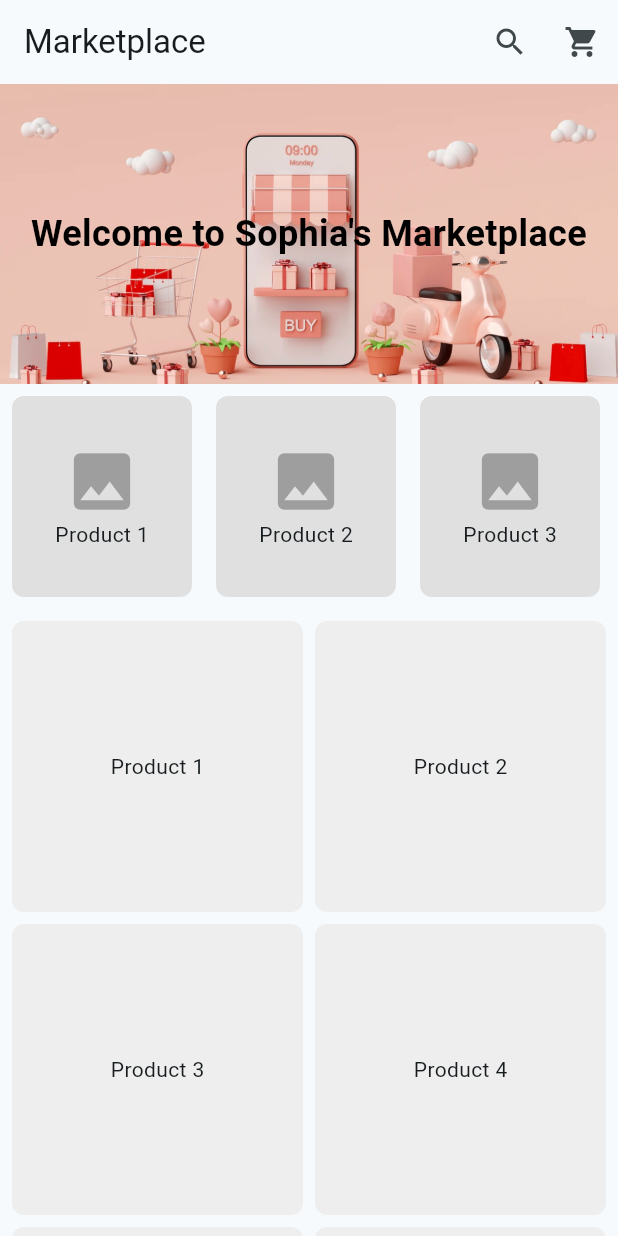
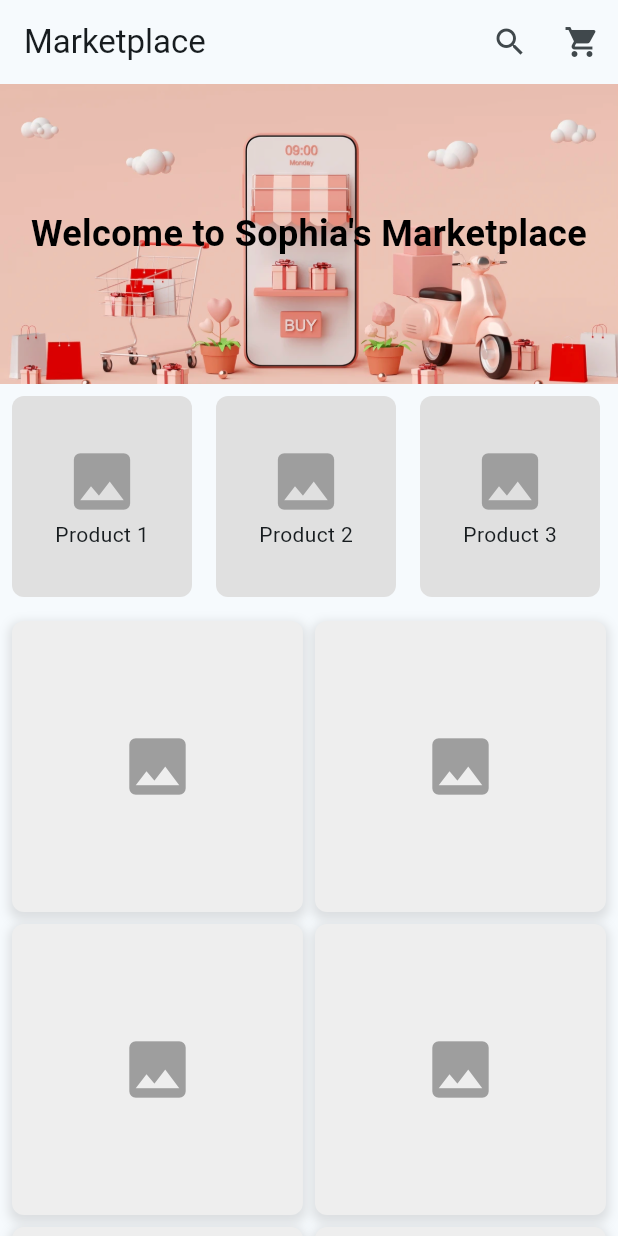
Before and after one commit to sphcastillo/flutter_marketplace, a Flutter app: the screen it shows after launch, on a phone screen of 412 x 824 dp. Run offline on Flutter 3.47's test engine with Material 3 defaults, Android fonts, the phone set to English and light mode, and no system bars.

Commit message:
Created product details page & connected it to homepage

```diff
--- a/lib/screens/home_page.dart
+++ b/lib/screens/home_page.dart
@@ -1,4 +1,5 @@
 import 'package:flutter/material.dart';
+import 'package:flutterapp_nov/screens/product_detail_page.dart';
 
 class HomePage extends StatelessWidget {
   const HomePage({Key? key}) : super(key: key);
@@ -85,13 +86,33 @@ Widget_buildGallerySection() {
       ),
       itemCount: 6, // Replace with your product count
       itemBuilder: (context, index) {
-        return Container(
-          decoration: BoxDecoration(
-            color: Colors.grey[200],
-            borderRadius: BorderRadius.circular(8.0),
-          ),
-          child: Center(
-            child: Text('Product ${index + 1}'),
+        return GestureDetector(
+          onTap: () {
+            Navigator.push(
+                context,
+                MaterialPageRoute(
+                  builder: (context) => ProductDetailPage(productIndex: index),
+                ));
+          },
+          child: AnimatedContainer(
+            duration: const Duration(microseconds: 200),
+            decoration: BoxDecoration(
+              color: Colors.grey[200],
+              borderRadius: BorderRadius.circular(8.0),
+              boxShadow: [
+                BoxShadow(
+                    color: Colors.grey.withOpacity(0.3),
+                    spreadRadius: 2,
+                    blurRadius: 5,
+                    offset: Offset(0, 3))
+              ],
+            ),
+            child: Center(
+              child: Hero(
+                tag: 'product_$index',
+                child: Icon(Icons.image, size: 50, color: Colors.grey),
+              ),
+            ),
           ),
         );
       },
```
Also changed, not shown: lib/screens/product_detail_page.dart (added, +22 -0 lines).
